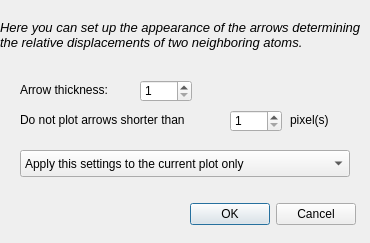
Old version of the form ui/darrowstyle.ui in the repository dmt4/ddplot.
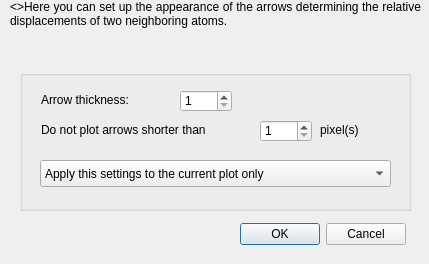
New version of the form.

```diff
--- a/ui/darrowstyle.ui
+++ b/ui/darrowstyle.ui
@@ -6,113 +6,19 @@
    <rect>
     <x>0</x>
     <y>0</y>
-    <width>370</width>
-    <height>243</height>
+    <width>429</width>
+    <height>264</height>
    </rect>
   </property>
   <property name="windowTitle">
    <string>Plotting of arrows</string>
   </property>
-  <widget class="QSpinBox" name="ithickness">
-   <property name="geometry">
-    <rect>
-     <x>140</x>
-     <y>80</y>
-     <width>52</width>
-     <height>22</height>
-    </rect>
-   </property>
-   <property name="minimum">
-    <number>1</number>
-   </property>
-  </widget>
-  <widget class="QLabel" name="textLabel1_2_2_2">
-   <property name="geometry">
-    <rect>
-     <x>290</x>
-     <y>110</y>
-     <width>50</width>
-     <height>20</height>
-    </rect>
-   </property>
-   <property name="text">
-    <string>pixel(s)</string>
-   </property>
-   <property name="wordWrap">
-    <bool>false</bool>
-   </property>
-  </widget>
-  <widget class="QLabel" name="textLabel1_2_2">
-   <property name="geometry">
-    <rect>
-     <x>20</x>
-     <y>110</y>
-     <width>200</width>
-     <height>20</height>
-    </rect>
-   </property>
-   <property name="text">
-    <string>Do not plot arrows shorter than</string>
-   </property>
-   <property name="wordWrap">
-    <bool>false</bool>
-   </property>
-  </widget>
-  <widget class="QLabel" name="textLabel1_2">
-   <property name="geometry">
-    <rect>
-     <x>20</x>
-     <y>80</y>
-     <width>120</width>
-     <height>20</height>
-    </rect>
-   </property>
-   <property name="text">
-    <string>Arrow thickness:</string>
-   </property>
-   <property name="wordWrap">
-    <bool>false</bool>
-   </property>
-  </widget>
-  <widget class="QSpinBox" name="ishortest">
-   <property name="geometry">
-    <rect>
-     <x>230</x>
-     <y>110</y>
-     <width>52</width>
-     <height>22</height>
-    </rect>
-   </property>
-   <property name="minimum">
-    <number>1</number>
-   </property>
-  </widget>
-  <widget class="QComboBox" name="applyHow">
-   <property name="geometry">
-    <rect>
-     <x>20</x>
-     <y>150</y>
-     <width>330</width>
-     <height>27</height>
-    </rect>
-   </property>
-   <item>
-    <property name="text">
-     <string>Apply this settings to the current plot only</string>
-    </property>
-   </item>
-   <item>
-    <property name="text">
-     <string>Apply this settings to all selected plots</string>
-    </property>
-   </item>
-  </widget>
   <widget class="QLabel" name="textLabel1">
    <property name="geometry">
     <rect>
-     <x>0</x>
+     <x>10</x>
      <y>0</y>
-     <width>370</width>
+     <width>411</width>
      <height>71</height>
     </rect>
    </property>
@@ -126,14 +32,14 @@
     <string>&lt;!DOCTYPE HTML PUBLIC &quot;-//W3C//DTD HTML 4.0//EN&quot; &quot;http://www.w3.org/TR/REC-html40/strict.dtd&quot;&gt;
 &lt;html&gt;&lt;head&gt;&lt;meta name=&quot;qrichtext&quot; content=&quot;1&quot; /&gt;&lt;style type=&quot;text/css&quot;&gt;
 p, li { white-space: pre-wrap; }
-&lt;/style&gt;&lt;/head&gt;&lt;body style=&quot; font-family:'Sans'; font-size:10pt; font-weight:400; font-style:normal;&quot;&gt;
-&lt;p style=&quot; margin-top:0px; margin-bottom:0px; margin-left:0px; margin-right:0px; -qt-block-indent:0; text-indent:0px;&quot;&gt;&lt;span style=&quot; font-style:italic;&quot;&gt;Here you can set up the appearance of the arrows determining the relative displacements of two neighboring atoms.&lt;/span&gt;&lt;/p&gt;&lt;/body&gt;&lt;/html&gt;</string>
+&lt;/style&gt;&lt;/head&gt;&lt;&gt;
+&lt;p align=&quot;justify&quot; style=&quot; margin-top:0px; margin-bottom:0px; margin-left:0px; margin-right:0px; -qt-block-indent:0; text-indent:0px;&quot;&gt;&lt;&gt;Here you can set up the appearance of the arrows determining the relative displacements of two neighboring atoms.&lt;/span&gt;&lt;/p&gt;&lt;/body&gt;&lt;/html&gt;</string>
    </property>
    <property name="textFormat">
     <enum>Qt::RichText</enum>
    </property>
    <property name="alignment">
-    <set>Qt::AlignVCenter</set>
+    <set>Qt::AlignLeading|Qt::AlignLeft|Qt::AlignTop</set>
    </property>
    <property name="wordWrap">
     <bool>true</bool>
@@ -145,8 +51,8 @@
   <widget class="QDialogButtonBox" name="buttonBox">
    <property name="geometry">
     <rect>
-     <x>180</x>
-     <y>200</y>
+     <x>230</x>
+     <y>220</y>
      <width>176</width>
      <height>28</height>
     </rect>
@@ -155,6 +61,113 @@
     <set>QDialogButtonBox::Cancel|QDialogButtonBox::Ok</set>
    </property>
   </widget>
+  <widget class="QGroupBox" name="groupBox">
+   <property name="geometry">
+    <rect>
+     <x>20</x>
+     <y>70</y>
+     <width>391</width>
+     <height>141</height>
+    </rect>
+   </property>
+   <property name="title">
+    <string/>
+   </property>
+   <widget class="QSpinBox" name="ishortest">
+    <property name="geometry">
+     <rect>
+      <x>240</x>
+      <y>50</y>
+      <width>52</width>
+      <height>22</height>
+     </rect>
+    </property>
+    <property name="minimum">
+     <number>1</number>
+    </property>
+   </widget>
+   <widget class="QSpinBox" name="ithickness">
+    <property name="geometry">
+     <rect>
+      <x>160</x>
+      <y>20</y>
+      <width>52</width>
+      <height>22</height>
+     </rect>
+    </property>
+    <property name="minimum">
+     <number>1</number>
+    </property>
+   </widget>
+   <widget class="QComboBox" name="applyHow">
+    <property name="geometry">
+     <rect>
+      <x>20</x>
+      <y>90</y>
+      <width>351</width>
+      <height>27</height>
+     </rect>
+    </property>
+    <item>
+     <property name="text">
+      <string>Apply this settings to the current plot only</string>
+     </property>
+    </item>
+    <item>
+     <property name="text">
+      <string>Apply this settings to all selected plots</string>
+     </property>
+    </item>
+   </widget>
+   <widget class="QLabel" name="textLabel1_2">
+    <property name="geometry">
+     <rect>
+      <x>21</x>
+      <y>20</y>
+      <width>131</width>
+      <height>20</height>
+     </rect>
+    </property>
+    <property name="text">
+     <string>Arrow thickness:</string>
+    </property>
+    <property name="wordWrap">
+     <bool>false</bool>
+    </property>
+   </widget>
+   <widget class="QLabel" name="textLabel1_2_2">
+    <property name="geometry">
+     <rect>
+      <x>21</x>
+      <y>50</y>
+      <width>221</width>
+      <height>20</height>
+     </rect>
+    </property>
+    <property name="text">
+     <string>Do not plot arrows shorter than</string>
+    </property>
+    <property name="wordWrap">
+     <bool>false</bool>
+    </property>
+   </widget>
+   <widget class="QLabel" name="textLabel1_2_2_2">
+    <property name="geometry">
+     <rect>
+      <x>300</x>
+      <y>50</y>
+      <width>50</width>
+      <height>20</height>
+     </rect>
+    </property>
+    <property name="text">
+     <string>pixel(s)</string>
+    </property>
+    <property name="wordWrap">
+     <bool>false</bool>
+    </property>
+   </widget>
+  </widget>
  </widget>
  <layoutdefault spacing="6" margin="11"/>
  <pixmapfunction>qPixmapFromMimeSource</pixmapfunction>
```
